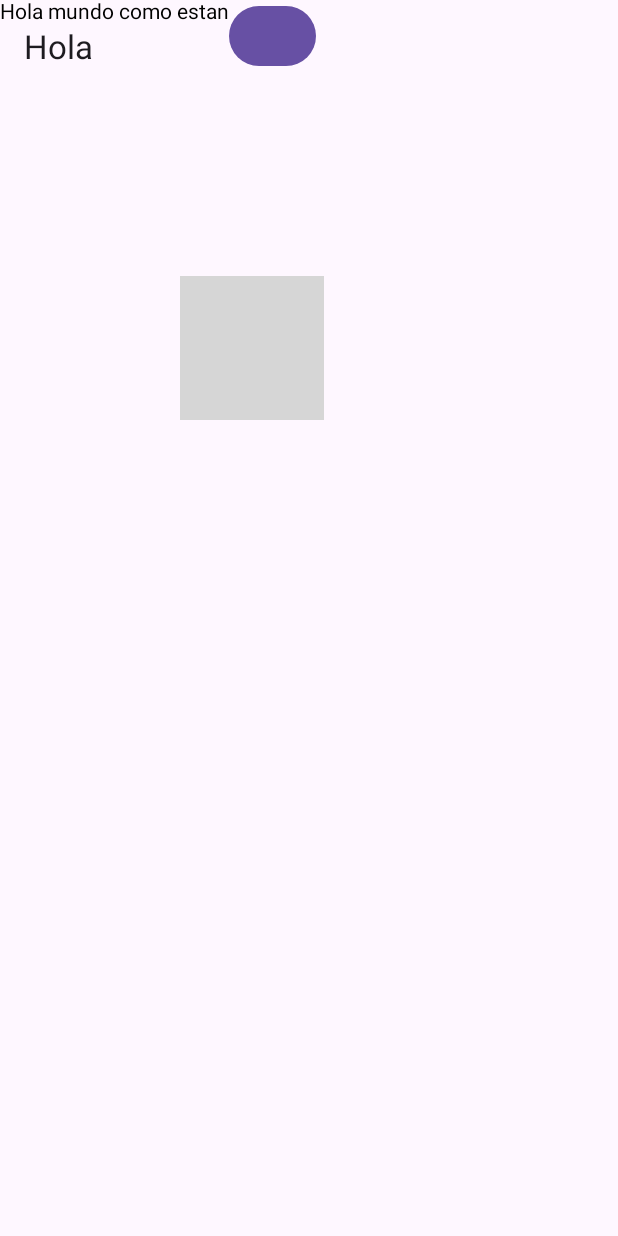
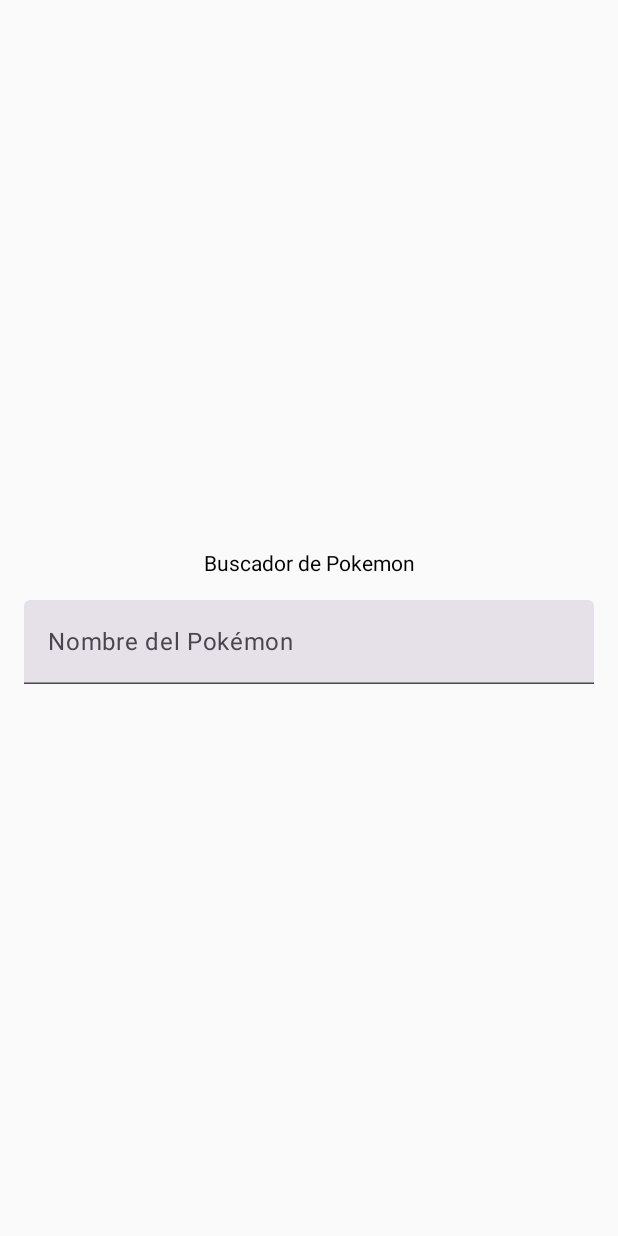
Before and after one commit to hachimaki-dev/EA2_AppMoviles_DuocUC_PuertoMontt_003D_2025, an Android app built with Jetpack Compose: the screen it shows after launch (MainActivity), on a phone screen of 412 x 824 dp. Run offline under Robolectric (Android 15) with nearby library versions, the phone set to English and light mode, and no system bars; grey boxes are pictures that could not be loaded.

Commit message:
Act pokemon html

```diff
--- a/app/src/main/java/com/example/duocappmoviles003d/MainActivity.kt
+++ b/app/src/main/java/com/example/duocappmoviles003d/MainActivity.kt
@@ -1,5 +1,6 @@
 package com.example.duocappmoviles003d
 
+import android.graphics.drawable.Icon
 import android.os.Bundle
 import androidx.activity.ComponentActivity
 import androidx.activity.compose.setContent
@@ -13,12 +14,21 @@
 import androidx.compose.foundation.layout.fillMaxWidth
 import androidx.compose.foundation.layout.height
 import androidx.compose.foundation.layout.padding
+import androidx.compose.material.icons.Icons
+import androidx.compose.material.icons.filled.AccountBox
 import androidx.compose.material3.Button
 import androidx.compose.material3.ExperimentalMaterial3Api
+import androidx.compose.material3.Icon
 import androidx.compose.material3.Scaffold
 import androidx.compose.material3.Text
+import androidx.compose.material3.TextField
 import androidx.compose.material3.TopAppBar
 import androidx.compose.runtime.Composable
+import androidx.compose.runtime.getValue
+import androidx.compose.runtime.mutableStateOf
+import androidx.compose.runtime.remember
+import androidx.compose.runtime.setValue
+import androidx.compose.ui.Alignment
 import androidx.compose.ui.Modifier
 import androidx.compose.ui.res.painterResource
 import androidx.compose.ui.tooling.preview.Preview
@@ -30,48 +40,34 @@
         super.onCreate(savedInstanceState)
         enableEdgeToEdge()
         setContent {
-            renderView()
+            pantallaPokemon()
         }
     }
 }
 
-@OptIn(ExperimentalMaterial3Api::class)
 @Composable
-fun renderView(){
-    Scaffold(
-        topBar= {
-            TopAppBar(
-                title = {Text("Hola")}
-            )
-        }
+fun pantallaPokemon(){
+
+    var nombrePokemon by remember { mutableStateOf("") }
+    var textoVisible by remember { mutableStateOf("Escribe el nombre del pokemon") }
+
+    Column (
+        modifier = Modifier.padding(16.dp).fillMaxSize(),
+        horizontalAlignment = Alignment.CenterHorizontally,
+        verticalArrangement = Arrangement.Center
+
     ) {
-            paddingValues ->
-        Column(
-            modifier = Modifier.padding(paddingValues)
-        ){
-            Image(
-                painter = painterResource(R.drawable.dumbell),
-                contentDescription = "Barbell",
-                modifier = Modifier.padding(120.dp)
-            )
-
-            Spacer(
-                modifier = Modifier.height(500.dp)
-            )
-
-            Row(
-                modifier = Modifier.fillMaxWidth(),
-                horizontalArrangement = Arrangement.Center
-            ) {  }
-        }
-
-
+        Text("Buscador de Pokemon")
+        Spacer(modifier = Modifier.height(16.dp))
+        TextField(
+            value = nombrePokemon,
+            onValueChange = { newText ->
+                nombrePokemon = newText
+            },
+            label = { Text("Nombre del Pokémon") },
+            modifier = Modifier.fillMaxWidth()
+        )
 
     }
 
-    Row {
-        Text("Hola mundo como estan")
-        Button({}) { "Soy un boton" }
-    }
-
 }
--- a/gradle/libs.versions.toml
+++ b/gradle/libs.versions.toml
@@ -1,5 +1,5 @@
 [versions]
-agp = "8.12.3"
+agp = "8.13.0"
 kotlin = "2.0.21"
 coreKtx = "1.17.0"
 junit = "4.13.2"
```
